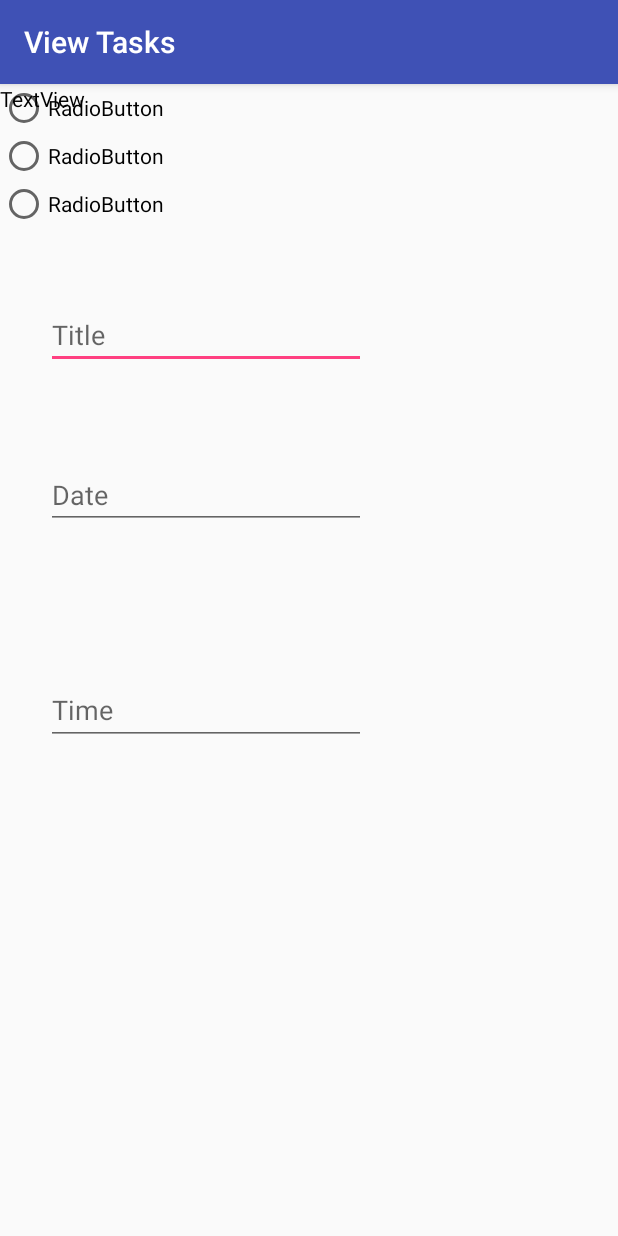
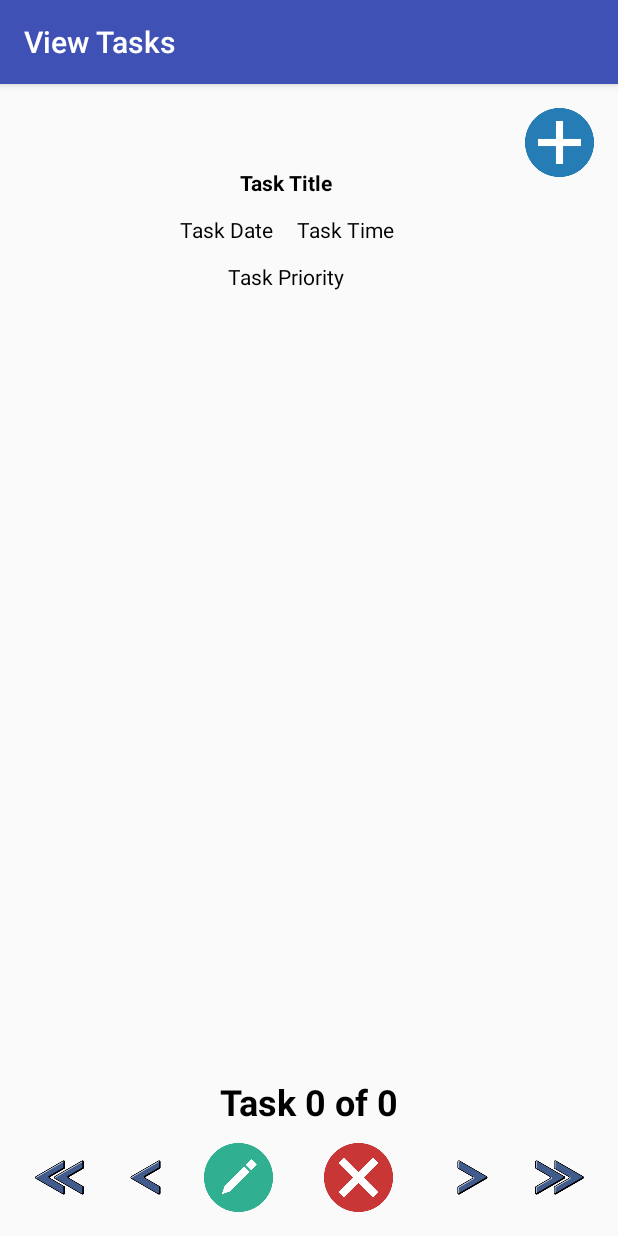
Before and after one commit to Dimanor3/AppDevClass, an Android app: the screen it shows after launch (MainActivity), on a phone screen of 412 x 824 dp. Run offline under Robolectric (Android 15) with nearby library versions, the phone set to English and light mode, and no system bars.

```diff
--- a/Homework/Homework2/app/src/main/java/com/example/dimanor3/hw2_groups3/MainActivity.java
+++ b/Homework/Homework2/app/src/main/java/com/example/dimanor3/hw2_groups3/MainActivity.java
@@ -27,10 +27,10 @@ public class MainActivity extends AppCompatActivity {
     @Override
     protected void onCreate (Bundle savedInstanceState) {
         super.onCreate (savedInstanceState);
-        setContentView (R.layout.activity_create_task);
+        setContentView (R.layout.activity_main);
 
         setTitle ("View Tasks");
-        /*
+
         if (tasks.size () == 0) {
             taskIndex = -1;
         }
@@ -38,7 +38,6 @@ public class MainActivity extends AppCompatActivity {
         taskOf = (TextView) findViewById (R.id.taskOf);
         task = "Task " + Integer.toString (taskIndex + 1) + " of " + Integer.toString (tasks.size ());
         taskOf.setText (task);
-        */
     }
 
     public void makeNewTask (View v) {
```
Also changed, not shown: Homework/Homework2/app/src/main/ic_launcher-web.png (added), Homework/Homework2/app/src/main/res/drawable-hdpi/ic_action_name.png (added), Homework/Homework2/app/src/main/res/drawable-mdpi/ic_action_name.png (added), Homework/Homework2/app/src/main/res/drawable-v24/notebook.png (added), Homework/Homework2/app/src/main/res/drawable-xhdpi/ic_action_name.png (added), Homework/Homework2/app/src/main/res/drawable-xxhdpi/ic_action_name.png (added), Homework/Homework2/app/src/main/res/mipmap-hdpi/ic_launcher.png, Homework/Homework2/app/src/main/res/mipmap-mdpi/ic_launcher.png, Homework/Homework2/app/src/main/res/mipmap-xhdpi/ic_launcher.png, Homework/Homework2/app/src/main/res/mipmap-xxhdpi/ic_launcher.png, Homework/Homework2/app/src/main/res/mipmap-xxxhdpi/ic_launcher.png.
